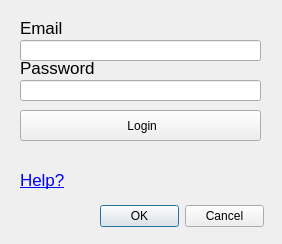
The window that ui/watering_login_dialog.ui (Ingeniousware/QGISWaterIng) describes before a commit, drawn with Qt 5.
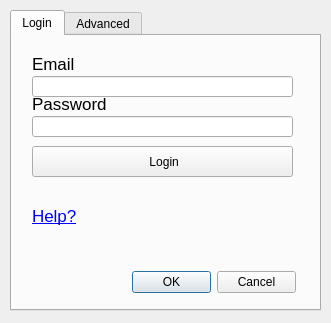
The same window after the commit. Custom widgets are drawn as their Qt base class.

Commit message: get server at login

Diff of the .ui file:
```diff
--- a/ui/watering_login_dialog.ui
+++ b/ui/watering_login_dialog.ui
@@ -9,13 +9,110 @@
    <rect>
     <x>0</x>
     <y>0</y>
-    <width>282</width>
-    <height>244</height>
+    <width>331</width>
+    <height>323</height>
    </rect>
   </property>
   <property name="windowTitle">
    <string>WaterIng API Connection</string>
   </property>
+  <widget class="QTabWidget" name="container">
+   <property name="geometry">
+    <rect>
+     <x>10</x>
+     <y>10</y>
+     <width>311</width>
+     <height>301</height>
+    </rect>
+   </property>
+   <property name="sizePolicy">
+    <sizepolicy hsizetype="Preferred" vsizetype="Preferred">
+     <horstretch>0</horstretch>
+     <verstretch>0</verstretch>
+    </sizepolicy>
+   </property>
+   <property name="font">
+    <font>
+     <kerning>false</kerning>
+    </font>
+   </property>
+   <property name="currentIndex">
+    <number>0</number>
+   </property>
+   <widget class="QWidget" name="Login">
+    <property name="autoFillBackground">
+     <bool>false</bool>
+    </property>
+    <property name="styleSheet">
+     <string notr="true"/>
+    </property>
+    <attribute name="title">
+     <string>Login</string>
+    </attribute>
+    <widget class="QgsPasswordLineEdit" name="passwordInput">
+     <property name="geometry">
+      <rect>
+       <x>20</x>
+       <y>80</y>
+       <width>261</width>
+       <height>21</height>
+      </rect>
+     </property>
+     <property name="font">
+      <font>
+       <pointsize>14</pointsize>
+       <kerning>false</kerning>
+      </font>
+     </property>
+     <property name="mouseTracking">
+      <bool>true</bool>
+     </property>
+     <property name="showLockIcon">
+      <bool>true</bool>
+     </property>
+    </widget>
+    <widget class="QDialogButtonBox" name="buttonNext">
+     <property name="enabled">
+      <bool>true</bool>
+     </property>
+     <property name="geometry">
+      <rect>
+       <x>120</x>
+       <y>230</y>
+       <width>164</width>
+       <height>32</height>
+      </rect>
+     </property>
+     <property name="standardButtons">
+      <set>QDialogButtonBox::Cancel|QDialogButtonBox::Ok</set>
+     </property>
+    </widget>
+    <widget class="QPushButton" name="loginBtn">
+     <property name="geometry">
+      <rect>
+       <x>20</x>
+       <y>110</y>
+       <width>261</width>
+       <height>31</height>
+      </rect>
+     </property>
+     <property name="styleSheet">
+      <string notr="true"/>
+     </property>
+     <property name="text">
+      <string> Login</string>
+     </property>
+    </widget>
+    <widget class="QLineEdit" name="emailInput">
+     <property name="geometry">
+      <rect>
+       <x>20</x>
+       <y>40</y>
+       <width>261</width>
+       <height>21</height>
+      </rect>
+     </property>
+    </widget>
   <widget class="QLabel" name="emailUsr">
    <property name="geometry">
     <rect>
@@ -30,6 +127,7 @@
      <pointsize>13</pointsize>
      <weight>50</weight>
      <bold>false</bold>
+       <kerning>false</kerning>
     </font>
    </property>
    <property name="text">
@@ -48,22 +146,13 @@
    <property name="font">
     <font>
      <pointsize>13</pointsize>
+       <kerning>false</kerning>
     </font>
    </property>
    <property name="text">
     <string>Password</string>
    </property>
   </widget>
-  <widget class="QLineEdit" name="emailInput">
-   <property name="geometry">
-    <rect>
-     <x>20</x>
-     <y>40</y>
-     <width>241</width>
-     <height>21</height>
-    </rect>
-   </property>
-  </widget>
   <widget class="QLabel" name="help_link">
    <property name="geometry">
     <rect>
@@ -79,6 +168,7 @@
      <pointsize>13</pointsize>
      <weight>50</weight>
      <bold>false</bold>
+       <kerning>false</kerning>
     </font>
    </property>
    <property name="text">
@@ -104,52 +194,33 @@
     <string/>
    </property>
   </widget>
-  <widget class="QDialogButtonBox" name="buttonNext">
-   <property name="enabled">
-    <bool>true</bool>
-   </property>
-   <property name="geometry">
-    <rect>
-     <x>100</x>
-     <y>200</y>
-     <width>164</width>
-     <height>32</height>
-    </rect>
-   </property>
-   <property name="standardButtons">
-    <set>QDialogButtonBox::Cancel|QDialogButtonBox::Ok</set>
-   </property>
-  </widget>
-  <widget class="QPushButton" name="loginBtn">
+   </widget>
+   <widget class="QWidget" name="advanced">
+    <attribute name="title">
+     <string>Advanced</string>
+    </attribute>
+    <widget class="QLineEdit" name="serverInput">
    <property name="geometry">
     <rect>
      <x>20</x>
-     <y>110</y>
-     <width>241</width>
-     <height>31</height>
-    </rect>
-   </property>
-   <property name="styleSheet">
-    <string notr="true"/>
-   </property>
-   <property name="text">
-    <string> Login</string>
-   </property>
-  </widget>
-  <widget class="QgsPasswordLineEdit" name="passwordInput">
-   <property name="geometry">
-    <rect>
-     <x>20</x>
-     <y>80</y>
-     <width>241</width>
+       <y>40</y>
+       <width>261</width>
      <height>21</height>
     </rect>
    </property>
    <property name="font">
     <font>
-     <pointsize>14</pointsize>
-    </font>
-   </property>
+       <pointsize>13</pointsize>
+       <weight>50</weight>
+       <bold>false</bold>
+       <kerning>false</kerning>
+      </font>
+     </property>
+     <property name="text">
+      <string>Server Url</string>
+     </property>
+    </widget>
+   </widget>
   </widget>
  </widget>
  <customwidgets>
```
Left out of the diff: 13 changed lines with no effect on the pictures. Lines whose indentation alone changed are shown as unchanged. The commit also changes 17 other files.
